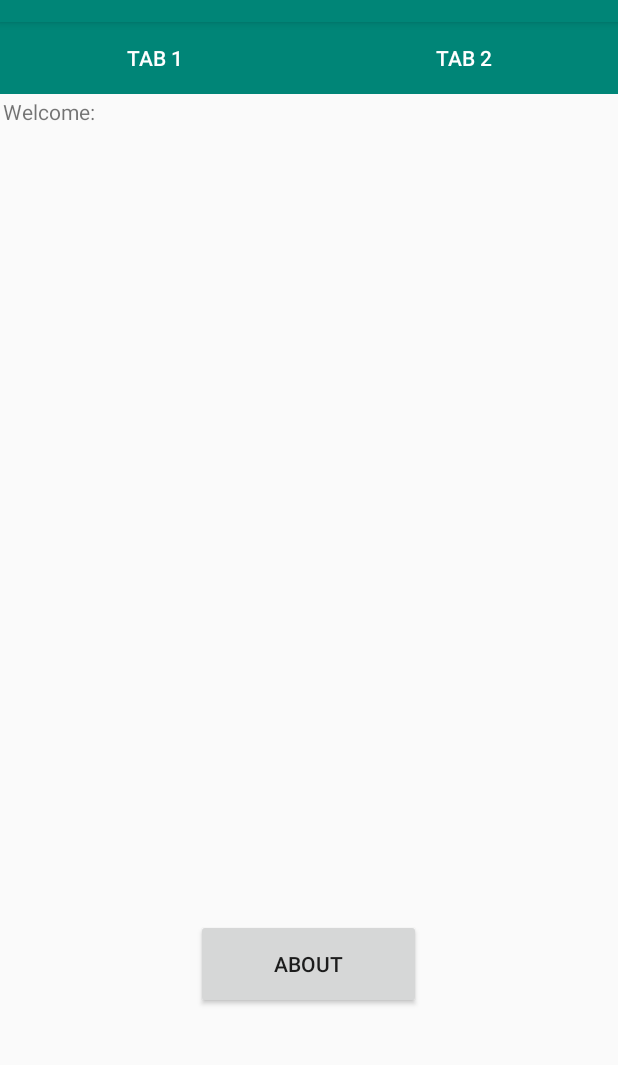
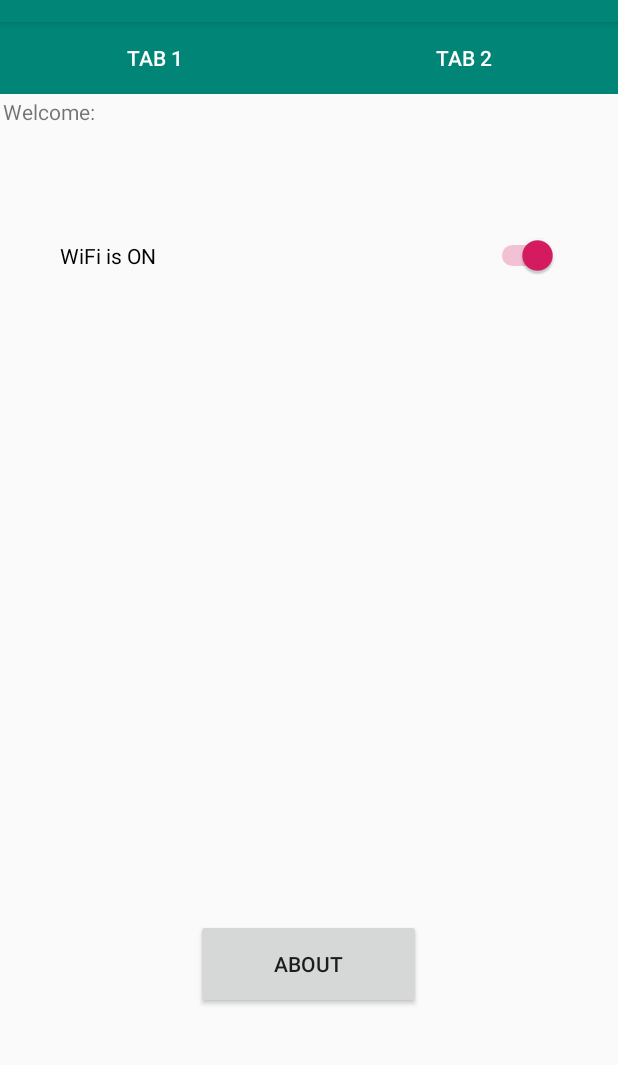
Before and after one commit to rezagrsn/Pertemuan03, an Android app: the activity_pertemuan03__constraint_layout screen opened directly, with no data from a screen before it, on a phone screen of 412 x 824 dp, the part 62-1127 px from its top. Run offline under Robolectric (Android 15) with nearby library versions, the phone set to English and light mode, and no system bars.

Commit message:
update tugas

```diff
--- a/app/src/main/AndroidManifest.xml
+++ b/app/src/main/AndroidManifest.xml
@@ -3,6 +3,9 @@
     xmlns:tools="http://schemas.android.com/tools"
     package="com.example.pertemuan03"
     tools:ignore="ExtraText">
+
+    <uses-permission android:name="android.permission.CHANGE_WIFI_STATE"/>
+    <uses-permission android:name="android.permission.ACCESS_WIFI_STATE"/>
 
     <application
         android:allowBackup="true"
--- a/app/src/main/java/com/example/pertemuan03/activity_pertemuan03__constraint_layout.java
+++ b/app/src/main/java/com/example/pertemuan03/activity_pertemuan03__constraint_layout.java
@@ -5,14 +5,20 @@ import androidx.fragment.app.Fragment;
 import androidx.fragment.app.FragmentManager;
 import androidx.fragment.app.FragmentTransaction;
 
+import android.content.Context;
 import android.content.Intent;
+import android.net.wifi.WifiManager;
 import android.os.Bundle;
 import android.view.View;
 import android.widget.Button;
+import android.widget.CompoundButton;
+import android.widget.Switch;
 import android.widget.TextView;
 
 public class activity_pertemuan03__constraint_layout extends AppCompatActivity {
     private Button btnAbout;
+    private Switch wifiSwitch;
+    private WifiManager wifiManager;
 
     @Override
     protected void onCreate(Bundle savedInstanceState) {
@@ -22,6 +28,30 @@ public class activity_pertemuan03__constraint_layout extends AppCompatActivity {
 
         TextView tv = findViewById(R.id.txtWelcome);
         tv.setText(username);
+
+        wifiSwitch = findViewById(R.id.txtState);
+        wifiManager = (WifiManager) getApplicationContext().getSystemService(Context.WIFI_SERVICE);
+
+        wifiSwitch.setOnCheckedChangeListener(new CompoundButton.OnCheckedChangeListener() {
+            @Override
+            public void onCheckedChanged(CompoundButton buttonView, boolean isChecked) {
+                if (isChecked) {
+                    wifiManager.setWifiEnabled(true);
+                    wifiSwitch.setText("WiFi is ON");
+                } else {
+                    wifiManager.setWifiEnabled(false);
+                    wifiSwitch.setText("WiFi is OFF");
+                }
+            }
+        });
+
+        if (wifiManager.isWifiEnabled()) {
+            wifiSwitch.setChecked(true);
+            wifiSwitch.setText("WiFi is ON");
+        } else {
+            wifiSwitch.setChecked(false);
+            wifiSwitch.setText("WiFi is OFF");
+        }
 
         btnAbout = findViewById(R.id.btnAbout);
         btnAbout.setOnClickListener(new View.OnClickListener() {
--- a/app/src/main/res/layout/activity_pertemuan03__constraint_layout.xml
+++ b/app/src/main/res/layout/activity_pertemuan03__constraint_layout.xml
@@ -20,8 +20,7 @@
             android:background="@color/colorPrimary"
             android:onClick="loadFragmentOne"
             android:text="Tab 1"
-            android:textColor="#FFFFFF"
-            tools:ignore="ButtonStyle" />
+            android:textColor="#FFFFFF" />
 
         <Button
             android:id="@+id/btnTab2"
@@ -54,6 +53,13 @@
             android:layout_height="match_parent"
             android:layout_margin="15dp"
             android:text="" />
+
+        <Switch
+            android:id="@+id/txtState"
+            android:layout_width="match_parent"
+            android:layout_height="135dp"
+            android:layout_margin="40dp"
+            android:text="WiFi is OFF" />
     </FrameLayout>
 
     <Button
```
